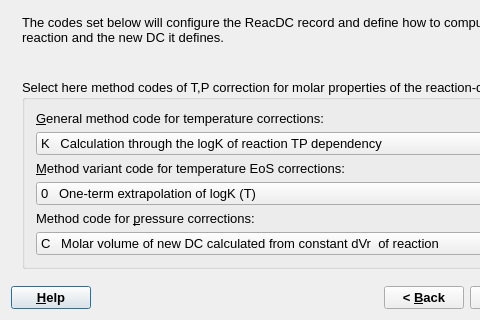
gemshub/GEMSGUI, file gems3/vizor4/dlg4/ReacDCWizard4.ui: the form before one commit; both pictures show x 0 to 480 and y 162 to 482 of the 647 by 482 pixel window.
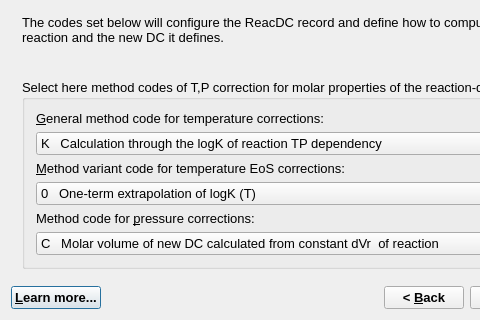
The form after the commit.

Commit message: Renamed some help names (SD)

```diff
--- a/gems3/vizor4/dlg4/ReacDCWizard4.ui
+++ b/gems3/vizor4/dlg4/ReacDCWizard4.ui
@@ -998,7 +998,7 @@
         </font>
        </property>
        <property name="text">
-        <string>&amp;Help</string>
+        <string>&amp;Learn more...</string>
        </property>
       </widget>
      </item>
```
The commit also changes 40 other files.
